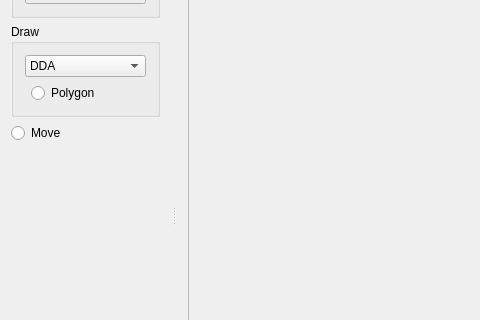
mavik3/pg, file ImageViewer.ui: the form before one commit; both pictures show x 0 to 480 and y 115 to 435 of the 818 by 646 pixel window.
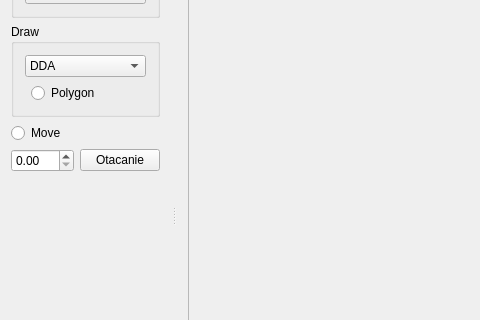
The form after the commit.

Diff of the .ui file:
```diff
--- a/ImageViewer.ui
+++ b/ImageViewer.ui
@@ -150,6 +150,20 @@
        </property>
       </widget>
      </item>
+     <item>
+      <layout class="QHBoxLayout" name="horizontalLayout_2">
+       <item>
+        <widget class="QDoubleSpinBox" name="spinOtacanie"/>
+       </item>
+       <item>
+        <widget class="QPushButton" name="pushButton">
+         <property name="text">
+          <string>Otacanie</string>
+         </property>
+        </widget>
+       </item>
+      </layout>
+     </item>
      <item>
       <spacer name="verticalSpacer">
        <property name="orientation">
```
